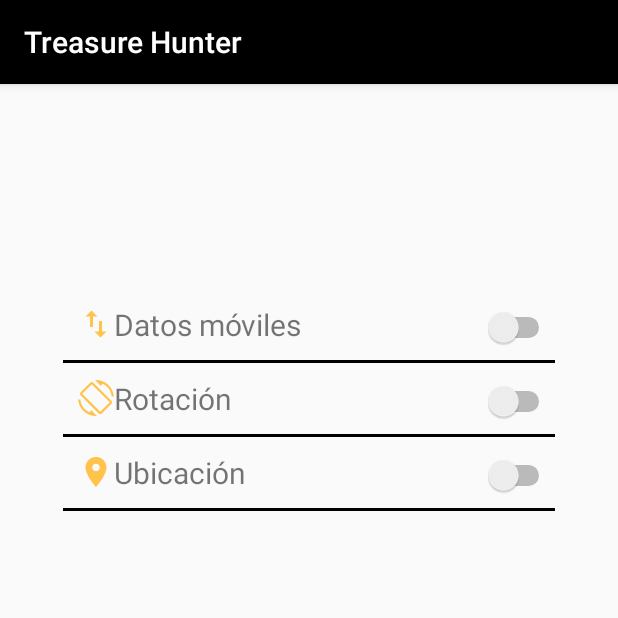
After one commit to MaximinoBejarano/TreasureHunter, an Android app: the AjustesActivity screen opened directly, with no data from a screen before it, on a phone screen of 412 x 824 dp, the top half of it. The commit adds this screen. Run offline under Robolectric (Android 15) with nearby library versions, the phone set to English and light mode, and no system bars.

Commit message:
add Ajustes

```diff
--- a/TreasureHunter/app/src/main/AndroidManifest.xml
+++ b/TreasureHunter/app/src/main/AndroidManifest.xml
@@ -49,7 +49,8 @@
         <activity android:name=".BusquedaActivity" />
         <activity android:name=".ImagenActivity" />
         <activity android:name=".RompecabezasActivity" />
-        <activity android:name=".AcercaDeActivity"></activity>
+        <activity android:name=".AcercaDeActivity" />
+        <activity android:name=".AjustesActivity"></activity>
     </application>
 
 </manifest>
--- /dev/null
+++ b/TreasureHunter/app/src/main/java/com/example/treasurehunter/AjustesActivity.java
@@ -0,0 +1,13 @@
+package com.example.treasurehunter;
+
+import android.support.v7.app.AppCompatActivity;
+import android.os.Bundle;
+
+public class AjustesActivity extends AppCompatActivity {
+
+    @Override
+    protected void onCreate(Bundle savedInstanceState) {
+        super.onCreate(savedInstanceState);
+        setContentView(R.layout.activity_ajustes);
+    }
+}
--- a/TreasureHunter/app/src/main/java/com/example/treasurehunter/MenuActivity.java
+++ b/TreasureHunter/app/src/main/java/com/example/treasurehunter/MenuActivity.java
@@ -50,7 +50,8 @@ public class MenuActivity extends AppCompatActivity {
         });
         btn_ajustes.setOnClickListener(new View.OnClickListener() {
             public void onClick(View v) {
-
+                Intent Ajustes = new Intent(getApplicationContext(), AjustesActivity.class);
+                startActivity(Ajustes);
             }
         });
         btn_acerca.setOnClickListener(new View.OnClickListener() {
--- /dev/null
+++ b/TreasureHunter/app/src/main/res/drawable/ic_datos_movile_24dp.xml
@@ -0,0 +1,5 @@
+<vector android:height="24dp" android:tint="#FFC34C"
+    android:viewportHeight="24.0" android:viewportWidth="24.0"
+    android:width="24dp" xmlns:android="http://schemas.android.com/apk/res/android">
+    <path android:fillColor="#FF000000" android:pathData="M9,3L5,6.99h3L8,14h2L10,6.99h3L9,3zM16,17.01L16,10h-2v7.01h-3L15,21l4,-3.99h-3z"/>
+</vector>
--- /dev/null
+++ b/TreasureHunter/app/src/main/res/drawable/ic_location_24dp.xml
@@ -0,0 +1,5 @@
+<vector android:height="24dp" android:tint="#FFC34C"
+    android:viewportHeight="24.0" android:viewportWidth="24.0"
+    android:width="24dp" xmlns:android="http://schemas.android.com/apk/res/android">
+    <path android:fillColor="#FF000000" android:pathData="M12,2C8.13,2 5,5.13 5,9c0,5.25 7,13 7,13s7,-7.75 7,-13c0,-3.87 -3.13,-7 -7,-7zM12,11.5c-1.38,0 -2.5,-1.12 -2.5,-2.5s1.12,-2.5 2.5,-2.5 2.5,1.12 2.5,2.5 -1.12,2.5 -2.5,2.5z"/>
+</vector>
--- /dev/null
+++ b/TreasureHunter/app/src/main/res/drawable/ic_screen_rotation.xml
@@ -0,0 +1,5 @@
+<vector android:height="24dp" android:tint="#FFC34C"
+    android:viewportHeight="24.0" android:viewportWidth="24.0"
+    android:width="24dp" xmlns:android="http://schemas.android.com/apk/res/android">
+    <path android:fillColor="#FF000000" android:pathData="M16.48,2.52c3.27,1.55 5.61,4.72 5.97,8.48h1.5C23.44,4.84 18.29,0 12,0l-0.66,0.03 3.81,3.81 1.33,-1.32zM10.23,1.75c-0.59,-0.59 -1.54,-0.59 -2.12,0L1.75,8.11c-0.59,0.59 -0.59,1.54 0,2.12l12.02,12.02c0.59,0.59 1.54,0.59 2.12,0l6.36,-6.36c0.59,-0.59 0.59,-1.54 0,-2.12L10.23,1.75zM14.83,21.19L2.81,9.17l6.36,-6.36 12.02,12.02 -6.36,6.36zM7.52,21.48C4.25,19.94 1.91,16.76 1.55,13L0.05,13C0.56,19.16 5.71,24 12,24l0.66,-0.03 -3.81,-3.81 -1.33,1.32z"/>
+</vector>
--- /dev/null
+++ b/TreasureHunter/app/src/main/res/layout/activity_ajustes.xml
@@ -0,0 +1,118 @@
+<?xml version="1.0" encoding="utf-8"?>
+<android.support.constraint.ConstraintLayout xmlns:android="http://schemas.android.com/apk/res/android"
+    xmlns:app="http://schemas.android.com/apk/res-auto"
+    xmlns:tools="http://schemas.android.com/tools"
+    android:layout_width="match_parent"
+    android:layout_height="match_parent"
+    tools:context=".AjustesActivity">
+
+    <ScrollView
+        android:layout_width="344dp"
+        android:layout_height="495dp"
+        app:layout_constraintBottom_toBottomOf="parent"
+        app:layout_constraintEnd_toEndOf="parent"
+        app:layout_constraintStart_toStartOf="parent"
+        app:layout_constraintTop_toTopOf="parent">
+
+        <LinearLayout
+            android:layout_width="match_parent"
+            android:layout_height="wrap_content"
+            android:orientation="vertical">
+
+            <LinearLayout
+                android:layout_width="match_parent"
+                android:layout_height="match_parent"
+                android:layout_marginEnd="8dp"
+                android:layout_marginStart="8dp"
+                android:orientation="horizontal">
+
+                <TextView
+                    android:id="@+id/textDatos"
+                    android:layout_width="wrap_content"
+                    android:layout_height="wrap_content"
+                    android:layout_weight="1"
+                    android:text="@string/Text_Datos"
+                    android:padding="10dp"
+                    android:drawableLeft="@drawable/ic_datos_movile_24dp"
+                    android:textSize="@dimen/texto_mediano"/>
+
+                <Switch
+                    android:id="@+id/swit_Datos"
+                    android:layout_width="wrap_content"
+                    android:layout_height="wrap_content"
+                    android:layout_weight="1" />
+
+            </LinearLayout>
+
+            <View
+                android:layout_width="fill_parent"
+                android:layout_height="2dp"
+                android:layout_marginEnd="8dp"
+                android:layout_marginStart="8dp"
+                android:background="@color/ColorNegro"
+                />
+
+            <LinearLayout
+                android:layout_width="match_parent"
+                android:layout_height="match_parent"
+                android:layout_marginEnd="8dp"
+                android:layout_marginStart="8dp"
+                android:orientation="horizontal">
+
+                <TextView
+                    android:id="@+id/text_Rotacion"
+                    android:layout_width="wrap_content"
+                    android:layout_height="wrap_content"
+                    android:layout_weight="1"
+                    android:drawableLeft="@drawable/ic_screen_rotation"
+                    android:text="@string/Text_Rotacion"
+                    android:textSize="@dimen/texto_mediano"
+                    android:padding="10dp"/>
+
+                <Switch
+                    android:id="@+id/swit_Rotacion"
+                    android:layout_width="wrap_content"
+                    android:layout_height="wrap_content"
+                    android:layout_weight="1" />
+            </LinearLayout>
+
+            <View
+                android:layout_width="fill_parent"
+                android:layout_height="2dp"
+                android:layout_marginEnd="8dp"
+                android:layout_marginStart="8dp"
+                android:background="@color/ColorNegro" />
+
+            <LinearLayout
+                android:layout_width="match_parent"
+                android:layout_height="match_parent"
+                android:layout_marginEnd="8dp"
+                android:layout_marginStart="8dp"
+                android:orientation="horizontal">
+
+                <TextView
+                    android:id="@+id/text_Ubicacion"
+                    android:layout_width="wrap_content"
+                    android:layout_height="wrap_content"
+                    android:layout_weight="1"
+                    android:drawableLeft="@drawable/ic_location_24dp"
+                    android:text="@string/Text_ubicacion"
+                    android:textSize="@dimen/texto_mediano"
+                    android:padding="10dp"/>
+
+                <Switch
+                    android:id="@+id/swit_ubicacion"
+                    android:layout_width="wrap_content"
+                    android:layout_height="wrap_content"
+                    android:layout_weight="1" />
+            </LinearLayout>
+            <View
+                android:layout_width="fill_parent"
+                android:layout_height="2dp"
+                android:layout_marginEnd="8dp"
+                android:layout_marginStart="8dp"
+                android:background="@color/ColorNegro" />
+        </LinearLayout>
+    </ScrollView>
+
+</android.support.constraint.ConstraintLayout>
--- a/TreasureHunter/app/src/main/res/values/strings.xml
+++ b/TreasureHunter/app/src/main/res/values/strings.xml
@@ -30,9 +30,9 @@
 
     <!--Activity Imagen-->
     <string name="Text_Dificulta">Tipo de dificultad</string>
-    <string name="TextDif_Facil">Facil</string>
+    <string name="TextDif_Facil">Fácil</string>
     <string name="TextDif_Intermedio">Intermedio</string>
-    <string name="TextDif_Dificil">Dificil</string>
+    <string name="TextDif_Dificil">Difícil</string>
     <string name="Btn_cargar">Cargar</string>
 
     <!--Activity AcercaDe-->
@@ -42,4 +42,9 @@
     <string name="Text_AUT2">Maximino Bejarano Mora</string>
     <string name="Text_AUT3">Johan Barboza Vega</string>
 
+    <!--Activity AcercaDe-->
+    <string name="Text_Rotacion">Rotación</string>
+    <string name="Text_ubicacion">Ubicación</string>
+    <string name="Text_Datos">Datos móviles</string>
+
 </resources>
```
